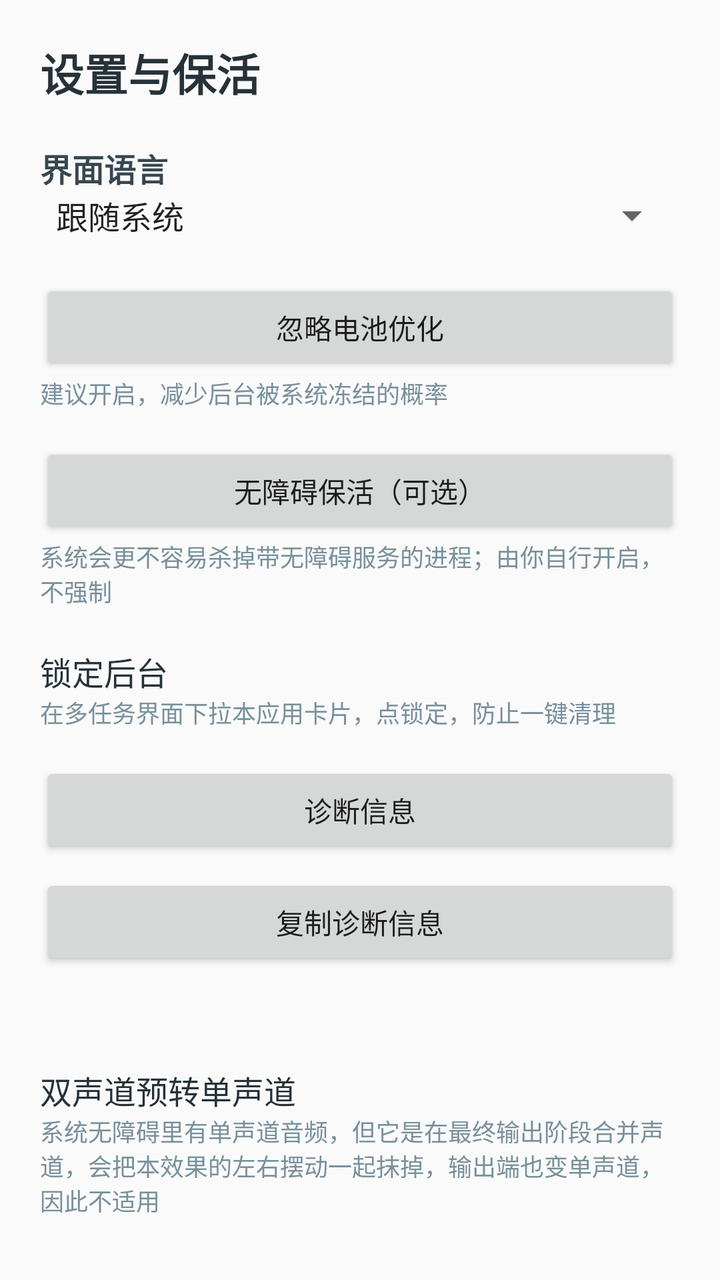
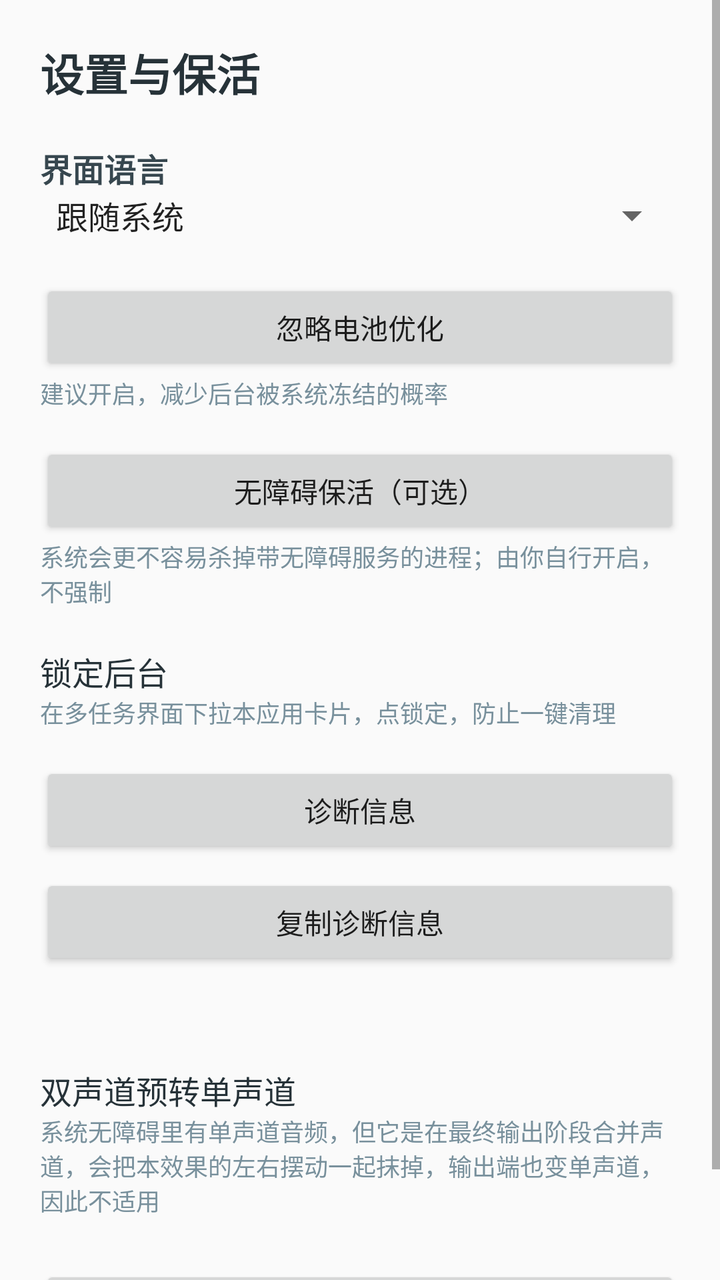

Compare the two renders of this Android layout. The source of the first and the diff that turns it into the second are given below.
<!-- AndroidManifest.xml: application theme AppTheme -->
<!-- res/layout/activity_settings.xml -->
<?xml version="1.0" encoding="utf-8"?>
<ScrollView xmlns:android="http://schemas.android.com/apk/res/android"
    android:layout_width="match_parent"
    android:layout_height="match_parent">

    <LinearLayout
        android:layout_width="match_parent"
        android:layout_height="wrap_content"
        android:orientation="vertical"
        android:padding="20dp">

        <TextView
            android:layout_width="match_parent"
            android:layout_height="wrap_content"
            android:text="@string/settings_title"
            android:textSize="22sp"
            android:textStyle="bold"
            android:textColor="#263238" />

        <TextView
            android:layout_width="match_parent"
            android:layout_height="wrap_content"
            android:layout_marginTop="20dp"
            android:text="@string/settings_language"
            android:textSize="16sp"
            android:textStyle="bold"
            android:textColor="#37474F" />

        <Spinner
            android:id="@+id/languageSpinner"
            android:layout_width="match_parent"
            android:layout_height="wrap_content"
            android:entries="@array/language_entries" />

        <Button
            android:id="@+id/battery"
            android:layout_width="match_parent"
            android:layout_height="wrap_content"
            android:layout_marginTop="20dp"
            android:text="@string/settings_battery" />

        <TextView
            android:layout_width="match_parent"
            android:layout_height="wrap_content"
            android:text="@string/settings_battery_desc"
            android:textSize="12sp"
            android:textColor="#78909C" />

        <Button
            android:id="@+id/accessibility"
            android:layout_width="match_parent"
            android:layout_height="wrap_content"
            android:layout_marginTop="16dp"
            android:text="@string/settings_accessibility" />

        <TextView
            android:layout_width="match_parent"
            android:layout_height="wrap_content"
            android:text="@string/settings_accessibility_desc"
            android:textSize="12sp"
            android:textColor="#78909C" />

        <TextView
            android:layout_width="match_parent"
            android:layout_height="wrap_content"
            android:layout_marginTop="20dp"
            android:text="@string/settings_lock"
            android:textSize="16sp"
            android:textColor="#263238" />

        <TextView
            android:layout_width="match_parent"
            android:layout_height="wrap_content"
            android:text="@string/settings_lock_desc"
            android:textSize="12sp"
            android:textColor="#78909C" />

        <Button
            android:id="@+id/diag"
            android:layout_width="match_parent"
            android:layout_height="wrap_content"
            android:layout_marginTop="16dp"
            android:text="@string/settings_diag" />

        <Button
            android:id="@+id/copyDiag"
            android:layout_width="match_parent"
            android:layout_height="wrap_content"
            android:layout_marginTop="8dp"
            android:text="@string/copy_diag" />

        <TextView
            android:id="@+id/diagText"
            android:layout_width="match_parent"
            android:layout_height="wrap_content"
            android:layout_marginTop="8dp"
            android:textSize="12sp"
            android:textColor="#455A64" />

        <TextView
            android:layout_width="match_parent"
            android:layout_height="wrap_content"
            android:layout_marginTop="24dp"
            android:text="@string/settings_mono"
            android:textSize="16sp"
            android:textColor="#263238" />

        <TextView
            android:layout_width="match_parent"
            android:layout_height="wrap_content"
            android:text="@string/settings_mono_desc"
            android:textSize="12sp"
            android:textColor="#78909C" />
    </LinearLayout>
</ScrollView>
<!-- resources referenced by this layout -->
<resources>
  <string-array name="language_entries">
          <item>@string/lang_follow_system</item>
          <item>@string/lang_chinese</item>
          <item>@string/lang_english</item>
      </string-array>
  <string name="copy_diag">复制诊断信息</string>
  <string name="settings_accessibility">无障碍保活（可选）</string>
  <string name="settings_accessibility_desc">系统会更不容易杀掉带无障碍服务的进程；由你自行开启，不强制</string>
  <string name="settings_battery">忽略电池优化</string>
  <string name="settings_battery_desc">建议开启，减少后台被系统冻结的概率</string>
  <string name="settings_diag">诊断信息</string>
  <string name="settings_language">界面语言</string>
  <string name="settings_lock">锁定后台</string>
  <string name="settings_lock_desc">在多任务界面下拉本应用卡片，点"锁定"，防止一键清理</string>
  <string name="settings_mono">双声道预转单声道</string>
  <string name="settings_mono_desc">系统无障碍里有"单声道音频"，但它是在最终输出阶段合并声道，会把本效果的左右摆动一起抹掉，输出端也变单声道，因此不适用</string>
  <string name="settings_title">设置与保活</string>
  <style name="AppTheme" parent="Theme.AppCompat.DayNight.NoActionBar">
          <item name="colorAccent">#FF2962FF</item>
          <item name="android:colorAccent">#FF2962FF</item>
      </style>
  <string name="lang_follow_system">跟随系统</string>
  <string name="lang_chinese">简体中文</string>
  <string name="lang_english">English</string>
</resources>

<!-- the commit's change to res/layout/activity_settings.xml (unified diff, before → after) -->
@@ -111,5 +111,95 @@
             android:text="@string/settings_mono_desc"
             android:textSize="12sp"
             android:textColor="#78909C" />
+
+        <Button
+            android:id="@+id/advancedToggle"
+            android:layout_width="match_parent"
+            android:layout_height="wrap_content"
+            android:layout_marginTop="24dp"
+            android:text="@string/settings_advanced" />
+
+        <LinearLayout
+            android:id="@+id/advancedPanel"
+            android:layout_width="match_parent"
+            android:layout_height="wrap_content"
+            android:layout_marginTop="8dp"
+            android:orientation="vertical"
+            android:visibility="gone">
+
+            <TextView
+                android:layout_width="match_parent"
+                android:layout_height="wrap_content"
+                android:text="@string/settings_advanced_warn"
+                android:textSize="12sp"
+                android:textColor="#C62828" />
+
+            <TextView
+                android:layout_width="match_parent"
+                android:layout_height="wrap_content"
+                android:layout_marginTop="4dp"
+                android:text="@string/settings_advanced_hint"
+                android:textSize="12sp"
+                android:textColor="#78909C" />
+
+            <TextView
+                android:layout_width="match_parent"
+                android:layout_height="wrap_content"
+                android:layout_marginTop="12dp"
+                android:text="@string/hrtf_max_itd"
+                android:textSize="12sp"
+                android:textColor="#78909C" />
+            <EditText
+                android:id="@+id/hrtfMaxItd"
+                android:layout_width="match_parent"
+                android:layout_height="wrap_content"
+                android:inputType="numberDecimal" />
+
+            <TextView
+                android:layout_width="match_parent"
+                android:layout_height="wrap_content"
+                android:layout_marginTop="6dp"
+                android:text="@string/hrtf_ild"
+                android:textSize="12sp"
+                android:textColor="#78909C" />
+            <EditText
+                android:id="@+id/hrtfIld"
+                android:layout_width="match_parent"
+                android:layout_height="wrap_content"
+                android:inputType="numberDecimal" />
+
+            <TextView
+                android:layout_width="match_parent"
+                android:layout_height="wrap_content"
+                android:layout_marginTop="6dp"
+                android:text="@string/hrtf_shadow"
+                android:textSize="12sp"
+                android:textColor="#78909C" />
+            <EditText
+                android:id="@+id/hrtfShadow"
+                android:layout_width="match_parent"
+                android:layout_height="wrap_content"
+                android:inputType="numberDecimal" />
+
+            <TextView
+                android:layout_width="match_parent"
+                android:layout_height="wrap_content"
+                android:layout_marginTop="6dp"
+                android:text="@string/hrtf_notch_r"
+                android:textSize="12sp"
+                android:textColor="#78909C" />
+            <EditText
+                android:id="@+id/hrtfNotchR"
+                android:layout_width="match_parent"
+                android:layout_height="wrap_content"
+                android:inputType="numberDecimal" />
+
+            <Button
+                android:id="@+id/hrtfReset"
+                android:layout_width="match_parent"
+                android:layout_height="wrap_content"
+                android:layout_marginTop="12dp"
+                android:text="@string/hrtf_reset_default" />
+        </LinearLayout>
     </LinearLayout>
 </ScrollView>
<!-- resource entries referenced after the edit -->
@@ -6,8 +6,16 @@
           <item>@string/lang_english</item>
       </string-array>
   <string name="copy_diag">复制诊断信息</string>
+  <string name="hrtf_ild">声像强度差（0–1）</string>
+  <string name="hrtf_max_itd">最大双耳时间差（毫秒，0.4–1.0）</string>
+  <string name="hrtf_notch_r">耳廓陷波锐度（0.5–0.95）</string>
+  <string name="hrtf_reset_default">恢复默认参数</string>
+  <string name="hrtf_shadow">头部阴影强度（0–1）</string>
   <string name="settings_accessibility">无障碍保活（可选）</string>
   <string name="settings_accessibility_desc">系统会更不容易杀掉带无障碍服务的进程；由你自行开启，不强制</string>
+  <string name="settings_advanced">发烧友参数（高级）</string>
+  <string name="settings_advanced_hint">以下为双耳渲染的底层参数，默认值即推荐值。修改后返回主界面生效。</string>
+  <string name="settings_advanced_warn">警告：仅发烧友专用。错误取值会导致定位错乱或音量异常，改坏可点"恢复默认"。</string>
   <string name="settings_battery">忽略电池优化</string>
   <string name="settings_battery_desc">建议开启，减少后台被系统冻结的概率</string>
   <string name="settings_diag">诊断信息</string>
